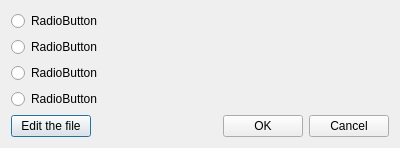
This is src/EditGitIgnoreDialog.ui in soramimi/Guitar as Qt 5 draws it before an edit. The edited form follows.
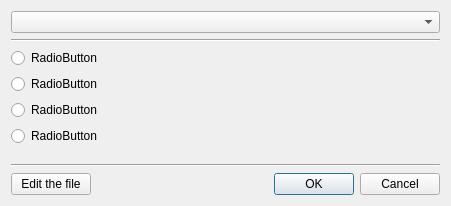
This is the edited form.

Commit message: Let EditGitIgnoreDialog choose among .gitignore files found up the directory tree

Diff of the .ui file:
```diff
--- a/src/EditGitIgnoreDialog.ui
+++ b/src/EditGitIgnoreDialog.ui
@@ -6,14 +6,24 @@
    <rect>
     <x>0</x>
     <y>0</y>
-    <width>400</width>
-    <height>137</height>
+    <width>451</width>
+    <height>206</height>
    </rect>
   </property>
   <property name="windowTitle">
    <string>Edit Git Ignore</string>
   </property>
   <layout class="QVBoxLayout" name="verticalLayout">
+   <item>
+    <widget class="QComboBox" name="comboBox_file"/>
+   </item>
+   <item>
+    <widget class="Line" name="line">
+     <property name="orientation">
+      <enum>Qt::Orientation::Horizontal</enum>
+     </property>
+    </widget>
+   </item>
    <item>
     <widget class="QRadioButton" name="radioButton_1">
      <property name="text">
@@ -55,6 +65,13 @@
      </property>
     </spacer>
    </item>
+   <item>
+    <widget class="Line" name="line_2">
+     <property name="orientation">
+      <enum>Qt::Orientation::Horizontal</enum>
+     </property>
+    </widget>
+   </item>
    <item>
     <layout class="QHBoxLayout" name="horizontalLayout">
      <item>
@@ -82,6 +99,9 @@
        <property name="text">
         <string>OK</string>
        </property>
+       <property name="default">
+        <bool>true</bool>
+       </property>
       </widget>
      </item>
      <item>
```
Left out of the diff: 7 changed lines with no effect on the pictures. The commit also changes 5 other files.
